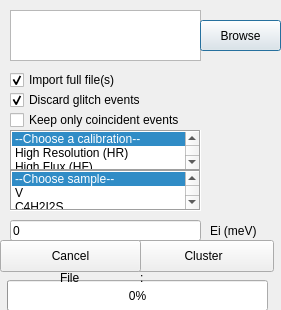
AlexanderBackis/MultiGridAnalysis, file Windows/cluster_window.ui: the form before one commit.
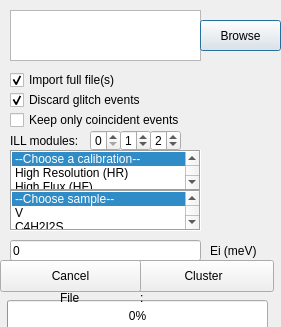
The form after the commit.

Commit message: Added new ILL cluster feature

The edit to the form file:
```diff
--- a/Windows/cluster_window.ui
+++ b/Windows/cluster_window.ui
@@ -7,7 +7,7 @@
     <x>0</x>
     <y>0</y>
     <width>281</width>
-    <height>310</height>
+    <height>327</height>
    </rect>
   </property>
   <property name="windowTitle">
@@ -68,7 +68,7 @@
    <property name="geometry">
     <rect>
      <x>10</x>
-     <y>130</y>
+     <y>150</y>
      <width>191</width>
      <height>41</height>
     </rect>
@@ -148,7 +148,7 @@
    <property name="geometry">
     <rect>
      <x>210</x>
-     <y>220</y>
+     <y>240</y>
      <width>60</width>
      <height>21</height>
     </rect>
@@ -161,7 +161,7 @@
    <property name="geometry">
     <rect>
      <x>10</x>
-     <y>220</y>
+     <y>240</y>
      <width>191</width>
      <height>21</height>
     </rect>
@@ -174,7 +174,7 @@
    <property name="geometry">
     <rect>
      <x>133</x>
-     <y>240</y>
+     <y>260</y>
      <width>141</width>
      <height>32</height>
     </rect>
@@ -187,7 +187,7 @@
    <property name="geometry">
     <rect>
      <x>0</x>
-     <y>240</y>
+     <y>260</y>
      <width>141</width>
      <height>32</height>
     </rect>
@@ -200,7 +200,7 @@
    <property name="geometry">
     <rect>
      <x>10</x>
-     <y>170</y>
+     <y>190</y>
      <width>191</width>
      <height>41</height>
     </rect>
@@ -277,7 +277,7 @@
    <property name="geometry">
     <rect>
      <x>7</x>
-     <y>280</y>
+     <y>300</y>
      <width>261</width>
      <height>31</height>
     </rect>
@@ -290,7 +290,7 @@
    <property name="geometry">
     <rect>
      <x>150</x>
-     <y>270</y>
+     <y>290</y>
      <width>81</width>
      <height>16</height>
     </rect>
@@ -303,7 +303,7 @@
    <property name="geometry">
     <rect>
      <x>60</x>
-     <y>270</y>
+     <y>290</y>
      <width>31</width>
      <height>16</height>
     </rect>
@@ -316,7 +316,7 @@
    <property name="geometry">
     <rect>
      <x>90</x>
-     <y>270</y>
+     <y>290</y>
      <width>41</width>
      <height>16</height>
     </rect>
@@ -329,7 +329,7 @@
    <property name="geometry">
     <rect>
      <x>140</x>
-     <y>270</y>
+     <y>290</y>
      <width>16</width>
      <height>16</height>
     </rect>
@@ -338,6 +338,55 @@
     <string>:</string>
    </property>
   </widget>
+  <widget class="QLabel" name="File_text_2">
+   <property name="geometry">
+    <rect>
+     <x>10</x>
+     <y>130</y>
+     <width>81</width>
+     <height>21</height>
+    </rect>
+   </property>
+   <property name="text">
+    <string>ILL modules:</string>
+   </property>
+  </widget>
+  <widget class="QSpinBox" name="ILL_1">
+   <property name="geometry">
+    <rect>
+     <x>90</x>
+     <y>130</y>
+     <width>31</width>
+     <height>21</height>
+    </rect>
+   </property>
+  </widget>
+  <widget class="QSpinBox" name="ILL_2">
+   <property name="geometry">
+    <rect>
+     <x>120</x>
+     <y>130</y>
+     <width>31</width>
+     <height>21</height>
+    </rect>
+   </property>
+   <property name="value">
+    <number>1</number>
+   </property>
+  </widget>
+  <widget class="QSpinBox" name="ILL_3">
+   <property name="geometry">
+    <rect>
+     <x>150</x>
+     <y>130</y>
+     <width>31</width>
+     <height>21</height>
+    </rect>
+   </property>
+   <property name="value">
+    <number>2</number>
+   </property>
+  </widget>
  </widget>
  <resources/>
  <connections/>
```
The commit also changes 3 other files.
